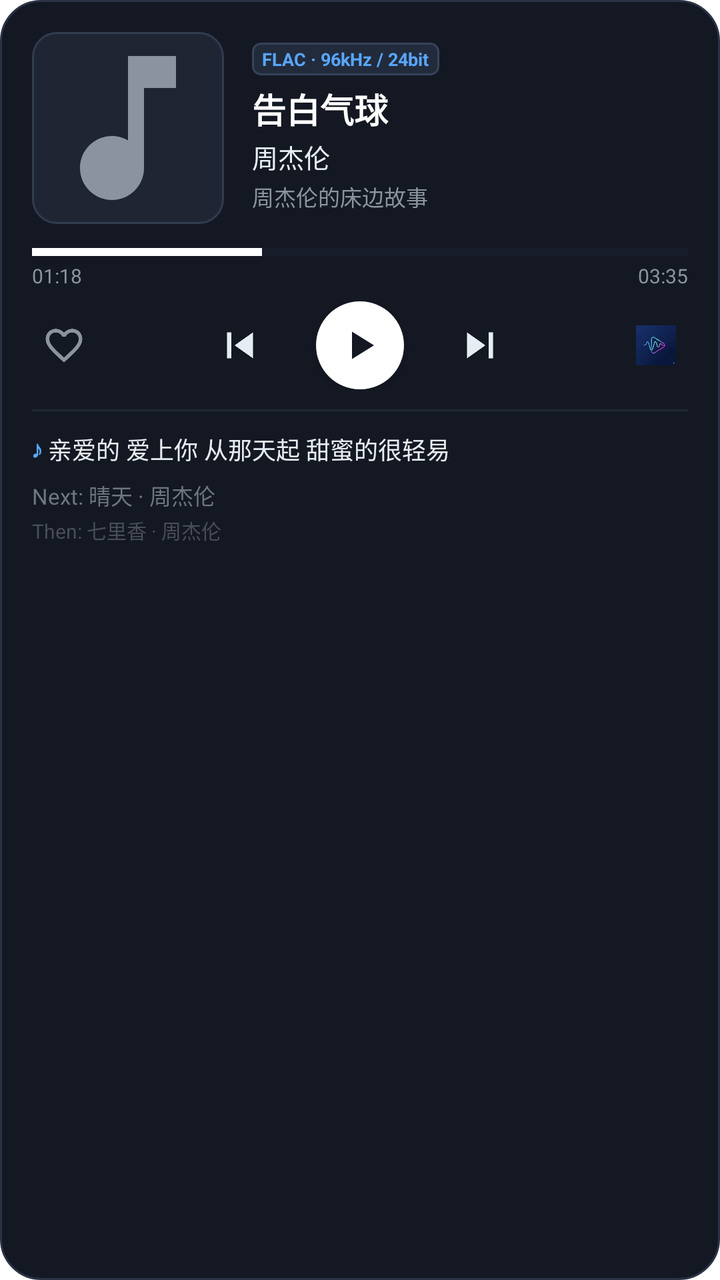
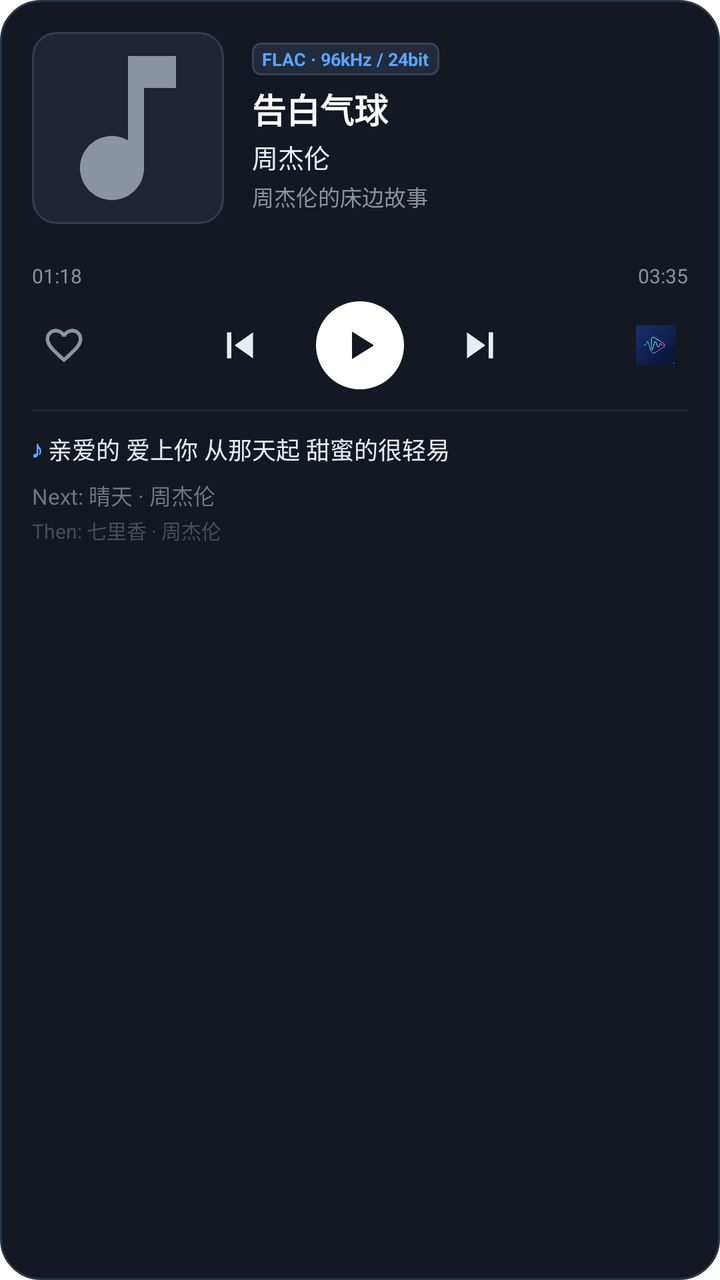

Two renders of the same Android screen: before a commit and after it. Below are the layout's source before the change and the commit's diff.
<!-- AndroidManifest.xml: fallback theme Theme.MaterialComponents.DayNight.NoActionBar -->
<!-- res/layout/widget_large.xml -->
<?xml version="1.0" encoding="utf-8"?>
<LinearLayout xmlns:android="http://schemas.android.com/apk/res/android"
    android:id="@+id/widget_large_root"
    android:layout_width="match_parent"
    android:layout_height="match_parent"
    android:background="@drawable/widget_background"
    android:orientation="vertical"
    android:padding="16dp">

    
    <LinearLayout
        android:layout_width="match_parent"
        android:layout_height="wrap_content"
        android:gravity="center_vertical"
        android:orientation="horizontal">

        
        <ImageView
            android:id="@+id/widget_large_artwork"
            android:layout_width="96dp"
            android:layout_height="96dp"
            android:background="@drawable/widget_cover_rounded"
            android:contentDescription="@string/app_name"
            android:scaleType="centerCrop"
            android:src="@drawable/ic_widget_music_note" />

        
        <LinearLayout
            android:layout_width="0dp"
            android:layout_height="wrap_content"
            android:layout_marginStart="14dp"
            android:layout_weight="1"
            android:orientation="vertical">

            
            <TextView
                android:id="@+id/widget_large_format"
                android:layout_width="wrap_content"
                android:layout_height="wrap_content"
                android:background="@drawable/widget_badge_background"
                android:paddingStart="5dp"
                android:paddingTop="2dp"
                android:paddingEnd="5dp"
                android:paddingBottom="2dp"
                android:text="FLAC · 96kHz / 24bit"
                android:textColor="#58A6FF"
                android:textSize="9sp"
                android:textStyle="bold" />

            
            <TextView
                android:id="@+id/widget_large_title"
                android:layout_width="match_parent"
                android:layout_height="wrap_content"
                android:layout_marginTop="4dp"
                android:ellipsize="end"
                android:maxLines="1"
                android:text="告白气球"
                android:textColor="#FFFFFF"
                android:textSize="17sp"
                android:textStyle="bold" />

            
            <TextView
                android:id="@+id/widget_large_artist"
                android:layout_width="match_parent"
                android:layout_height="wrap_content"
                android:layout_marginTop="2dp"
                android:ellipsize="end"
                android:maxLines="1"
                android:text="周杰伦"
                android:textColor="#E6EDF3"
                android:textSize="13sp" />

            
            <TextView
                android:id="@+id/widget_large_album"
                android:layout_width="match_parent"
                android:layout_height="wrap_content"
                android:layout_marginTop="2dp"
                android:ellipsize="end"
                android:maxLines="1"
                android:text="周杰伦的床边故事"
                android:textColor="#8B949E"
                android:textSize="11sp" />
        </LinearLayout>
    </LinearLayout>

    
    <LinearLayout
        android:layout_width="match_parent"
        android:layout_height="wrap_content"
        android:layout_marginTop="12dp"
        android:orientation="vertical">

        <ProgressBar
            android:id="@+id/widget_large_progress"
            style="?android:attr/progressBarStyleHorizontal"
            android:layout_width="match_parent"
            android:layout_height="4dp"
            android:max="1000"
            android:progress="350"
            android:progressBackgroundTint="#262E3E"
            android:progressTint="#FFFFFF" />

        <LinearLayout
            android:layout_width="match_parent"
            android:layout_height="wrap_content"
            android:layout_marginTop="3dp"
            android:orientation="horizontal">

            <TextView
                android:id="@+id/widget_large_time_position"
                android:layout_width="wrap_content"
                android:layout_height="wrap_content"
                android:text="01:18"
                android:textColor="#8B949E"
                android:textSize="10sp" />

            <View
                android:layout_width="0dp"
                android:layout_height="1dp"
                android:layout_weight="1" />

            <TextView
                android:id="@+id/widget_large_time_duration"
                android:layout_width="wrap_content"
                android:layout_height="wrap_content"
                android:text="03:35"
                android:textColor="#8B949E"
                android:textSize="10sp" />
        </LinearLayout>
    </LinearLayout>

    
    <LinearLayout
        android:layout_width="match_parent"
        android:layout_height="wrap_content"
        android:layout_marginTop="6dp"
        android:gravity="center"
        android:orientation="horizontal">

        <ImageView
            android:id="@+id/widget_large_favorite"
            android:layout_width="32dp"
            android:layout_height="32dp"
            android:background="?android:attr/selectableItemBackgroundBorderless"
            android:clickable="true"
            android:contentDescription="@string/app_name"
            android:focusable="true"
            android:padding="5dp"
            android:src="@drawable/ic_favorite_border"
            android:tint="#8B949E" />

        <View
            android:layout_width="0dp"
            android:layout_height="1dp"
            android:layout_weight="1" />

        <ImageView
            android:id="@+id/widget_large_prev"
            android:layout_width="36dp"
            android:layout_height="36dp"
            android:background="?android:attr/selectableItemBackgroundBorderless"
            android:clickable="true"
            android:contentDescription="@string/app_name"
            android:focusable="true"
            android:padding="5dp"
            android:src="@drawable/ic_widget_skip_prev" />

        <ImageView
            android:id="@+id/widget_large_play_pause"
            android:layout_width="44dp"
            android:layout_height="44dp"
            android:layout_marginStart="20dp"
            android:layout_marginEnd="20dp"
            android:background="@drawable/widget_button_circle"
            android:clickable="true"
            android:contentDescription="@string/app_name"
            android:elevation="3dp"
            android:focusable="true"
            android:padding="10dp"
            android:src="@drawable/ic_widget_play"
            android:tint="#141822" />

        <ImageView
            android:id="@+id/widget_large_next"
            android:layout_width="36dp"
            android:layout_height="36dp"
            android:background="?android:attr/selectableItemBackgroundBorderless"
            android:clickable="true"
            android:contentDescription="@string/app_name"
            android:focusable="true"
            android:padding="5dp"
            android:src="@drawable/ic_widget_skip_next" />

        <View
            android:layout_width="0dp"
            android:layout_height="1dp"
            android:layout_weight="1" />

        <ImageView
            android:id="@+id/widget_large_app_icon"
            android:layout_width="32dp"
            android:layout_height="32dp"
            android:background="?android:attr/selectableItemBackgroundBorderless"
            android:contentDescription="@string/app_name"
            android:padding="6dp"
            android:src="@mipmap/ic_launcher" />
    </LinearLayout>

    <View
        android:layout_width="match_parent"
        android:layout_height="1dp"
        android:layout_marginTop="10dp"
        android:layout_marginBottom="10dp"
        android:background="#202636" />

    
    <LinearLayout
        android:id="@+id/widget_large_lyric_container"
        android:layout_width="match_parent"
        android:layout_height="wrap_content"
        android:gravity="center_vertical"
        android:orientation="horizontal">

        <TextView
            android:layout_width="wrap_content"
            android:layout_height="wrap_content"
            android:text="♪ "
            android:textColor="#58A6FF"
            android:textSize="12sp"
            android:textStyle="bold" />

        <TextView
            android:id="@+id/widget_large_current_lyric"
            android:layout_width="match_parent"
            android:layout_height="wrap_content"
            android:ellipsize="end"
            android:maxLines="1"
            android:text="亲爱的 爱上你 从那天起 甜蜜的很轻易"
            android:textColor="#E6EDF3"
            android:textSize="12sp" />
    </LinearLayout>

    
    <LinearLayout
        android:id="@+id/widget_large_queue_container"
        android:layout_width="match_parent"
        android:layout_height="wrap_content"
        android:layout_marginTop="6dp"
        android:orientation="vertical">

        <TextView
            android:id="@+id/widget_large_queue_next1"
            android:layout_width="match_parent"
            android:layout_height="wrap_content"
            android:ellipsize="end"
            android:maxLines="1"
            android:text="Next: 晴天 · 周杰伦"
            android:textColor="#6E7681"
            android:textSize="11sp" />

        <TextView
            android:id="@+id/widget_large_queue_next2"
            android:layout_width="match_parent"
            android:layout_height="wrap_content"
            android:layout_marginTop="2dp"
            android:ellipsize="end"
            android:maxLines="1"
            android:text="Then: 七里香 · 周杰伦"
            android:textColor="#484F58"
            android:textSize="10sp" />
    </LinearLayout>

</LinearLayout>
<!-- resources referenced by this layout -->
<resources>
  <!-- drawable ic_favorite_border (drawable) -->
  <vector xmlns:android="http://schemas.android.com/apk/res/android" android:width="24dp" android:height="24dp" android:viewportWidth="24" android:viewportHeight="24">
      <path android:fillColor="@android:color/white" android:pathData="M16.5 3c-1.74 0-3.41.81-4.5 2.09C10.91 3.81 9.24 3 7.5 3 4.42 3 2 5.42 2 8.5c0 3.78 3.4 6.86 8.55 11.54L12 21.35l1.45-1.32C18.6 15.36 22 12.28 22 8.5 22 5.42 19.58 3 16.5 3zm-4.4 15.55l-.1.1-.1-.1C7.14 14.24 4 11.39 4 8.5 4 6.5 5.5 5 7.5 5c1.54 0 3.04.99 3.57 2.36h1.87C13.46 5.99 14.96 5 16.5 5c2 0 3.5 1.5 3.5 3.5 0 2.89-3.14 5.74-7.9 10.05z" />
  </vector>
  <!-- drawable ic_widget_play (drawable) -->
  <vector xmlns:android="http://schemas.android.com/apk/res/android"
      android:width="24dp"
      android:height="24dp"
      android:viewportWidth="24"
      android:viewportHeight="24">
      <path
          android:fillColor="#FFFFFF"
          android:pathData="M8,5.14v13.72L19,12L8,5.14z" />
  </vector>
  <!-- drawable ic_widget_skip_next (drawable) -->
  <vector xmlns:android="http://schemas.android.com/apk/res/android"
      android:width="24dp"
      android:height="24dp"
      android:viewportWidth="24"
      android:viewportHeight="24">
      <path
          android:fillColor="#E6EDF3"
          android:pathData="M6,18l8.5,-6L6,6v12zM16,6v12h2V6h-2z" />
  </vector>
  <!-- drawable ic_widget_skip_prev (drawable) -->
  <vector xmlns:android="http://schemas.android.com/apk/res/android"
      android:width="24dp"
      android:height="24dp"
      android:viewportWidth="24"
      android:viewportHeight="24">
      <path
          android:fillColor="#E6EDF3"
          android:pathData="M6,6h2v12H6V6zm3.5,6l8.5,6V6l-8.5,6z" />
  </vector>
  <!-- drawable widget_background (drawable) -->
  <?xml version="1.0" encoding="utf-8"?>
  <shape xmlns:android="http://schemas.android.com/apk/res/android"
      android:shape="rectangle">
      <solid android:color="#141822" />
      <stroke
          android:width="1dp"
          android:color="#2A3245" />
      <corners android:radius="20dp" />
  </shape>
  <!-- drawable widget_badge_background (drawable) -->
  <?xml version="1.0" encoding="utf-8"?>
  <shape xmlns:android="http://schemas.android.com/apk/res/android"
      android:shape="rectangle">
      <solid android:color="#222B3B" />
      <stroke
          android:width="1dp"
          android:color="#36435A" />
      <corners android:radius="4dp" />
  </shape>
  <!-- drawable widget_button_circle (drawable) -->
  <?xml version="1.0" encoding="utf-8"?>
  <shape xmlns:android="http://schemas.android.com/apk/res/android"
      android:shape="oval">
      <solid android:color="#FFFFFF" />
  </shape>
  <!-- drawable widget_cover_rounded (drawable) -->
  <?xml version="1.0" encoding="utf-8"?>
  <shape xmlns:android="http://schemas.android.com/apk/res/android"
      android:shape="rectangle">
      <solid android:color="#1F2533" />
      <stroke
          android:width="1dp"
          android:color="#323C50" />
      <corners android:radius="12dp" />
  </shape>
  <string name="app_name">OmniTune</string>
  <!-- unchanged entries left out for length: 2 -->
</resources>

<!-- the commit's change to res/layout/widget_large.xml (unified diff, before → after) -->
@@ -95,13 +95,12 @@
 
         <ProgressBar
             android:id="@+id/widget_large_progress"
-            style="?android:attr/progressBarStyleHorizontal"
             android:layout_width="match_parent"
             android:layout_height="4dp"
+            android:indeterminate="false"
             android:max="1000"
             android:progress="350"
-            android:progressBackgroundTint="#262E3E"
-            android:progressTint="#FFFFFF" />
+            android:progressDrawable="@drawable/widget_progress_bar" />
 
         <LinearLayout
             android:layout_width="match_parent"
@@ -117,7 +116,7 @@
                 android:textColor="#8B949E"
                 android:textSize="10sp" />
 
-            <View
+            <FrameLayout
                 android:layout_width="0dp"
                 android:layout_height="1dp"
                 android:layout_weight="1" />
@@ -137,22 +136,20 @@
         android:layout_width="match_parent"
         android:layout_height="wrap_content"
         android:layout_marginTop="6dp"
-        android:gravity="center"
+        android:gravity="center_vertical"
         android:orientation="horizontal">
 
         <ImageView
             android:id="@+id/widget_large_favorite"
             android:layout_width="32dp"
             android:layout_height="32dp"
-            android:background="?android:attr/selectableItemBackgroundBorderless"
             android:clickable="true"
             android:contentDescription="@string/app_name"
             android:focusable="true"
             android:padding="5dp"
-            android:src="@drawable/ic_favorite_border"
-            android:tint="#8B949E" />
-
-        <View
+            android:src="@drawable/ic_widget_favorite_inactive" />
+
+        <FrameLayout
             android:layout_width="0dp"
             android:layout_height="1dp"
             android:layout_weight="1" />
@@ -161,7 +158,6 @@
             android:id="@+id/widget_large_prev"
             android:layout_width="36dp"
             android:layout_height="36dp"
-            android:background="?android:attr/selectableItemBackgroundBorderless"
             android:clickable="true"
             android:contentDescription="@string/app_name"
             android:focusable="true"
@@ -177,24 +173,21 @@
             android:background="@drawable/widget_button_circle"
             android:clickable="true"
             android:contentDescription="@string/app_name"
-            android:elevation="3dp"
             android:focusable="true"
             android:padding="10dp"
-            android:src="@drawable/ic_widget_play"
-            android:tint="#141822" />
+            android:src="@drawable/ic_widget_play_dark" />
 
         <ImageView
             android:id="@+id/widget_large_next"
             android:layout_width="36dp"
             android:layout_height="36dp"
-            android:background="?android:attr/selectableItemBackgroundBorderless"
             android:clickable="true"
             android:contentDescription="@string/app_name"
             android:focusable="true"
             android:padding="5dp"
             android:src="@drawable/ic_widget_skip_next" />
 
-        <View
+        <FrameLayout
             android:layout_width="0dp"
             android:layout_height="1dp"
             android:layout_weight="1" />
@@ -203,13 +196,13 @@
             android:id="@+id/widget_large_app_icon"
             android:layout_width="32dp"
             android:layout_height="32dp"
-            android:background="?android:attr/selectableItemBackgroundBorderless"
             android:contentDescription="@string/app_name"
             android:padding="6dp"
             android:src="@mipmap/ic_launcher" />
     </LinearLayout>
 
-    <View
+    
+    <FrameLayout
         android:layout_width="match_parent"
         android:layout_height="1dp"
         android:layout_marginTop="10dp"
<!-- resource entries referenced after the edit -->
@@ -1,17 +1,23 @@
 <!-- resources referenced by this layout -->
 <resources>
-  <!-- drawable ic_favorite_border (drawable) -->
-  <vector xmlns:android="http://schemas.android.com/apk/res/android" android:width="24dp" android:height="24dp" android:viewportWidth="24" android:viewportHeight="24">
-      <path android:fillColor="@android:color/white" android:pathData="M16.5 3c-1.74 0-3.41.81-4.5 2.09C10.91 3.81 9.24 3 7.5 3 4.42 3 2 5.42 2 8.5c0 3.78 3.4 6.86 8.55 11.54L12 21.35l1.45-1.32C18.6 15.36 22 12.28 22 8.5 22 5.42 19.58 3 16.5 3zm-4.4 15.55l-.1.1-.1-.1C7.14 14.24 4 11.39 4 8.5 4 6.5 5.5 5 7.5 5c1.54 0 3.04.99 3.57 2.36h1.87C13.46 5.99 14.96 5 16.5 5c2 0 3.5 1.5 3.5 3.5 0 2.89-3.14 5.74-7.9 10.05z" />
-  </vector>
-  <!-- drawable ic_widget_play (drawable) -->
+  <!-- drawable ic_widget_favorite_inactive (drawable) -->
   <vector xmlns:android="http://schemas.android.com/apk/res/android"
       android:width="24dp"
       android:height="24dp"
       android:viewportWidth="24"
       android:viewportHeight="24">
       <path
-          android:fillColor="#FFFFFF"
+          android:fillColor="#8B949E"
+          android:pathData="M16.5,3c-1.74,0 -3.41,0.81 -4.5,2.09C10.91,3.81 9.24,3 7.5,3 4.42,3 2,5.42 2,8.5c0,3.78 3.4,6.86 8.55,11.54L12,21.35l1.45,-1.32C18.6,15.36 22,12.28 22,8.5 22,5.42 19.58,3 16.5,3zm-4.4,15.55l-0.1,0.1 -0.1,-0.1C7.14,14.24 4,11.39 4,8.5 4,6.5 5.5,5 7.5,5c1.54,0 3.04,0.99 3.57,2.36h1.87C13.46,5.99 14.96,5 16.5,5c2,0 3.5,1.5 3.5,3.5 0,2.89 -3.14,5.74 -7.9,10.05z" />
+  </vector>
+  <!-- drawable ic_widget_play_dark (drawable) -->
+  <vector xmlns:android="http://schemas.android.com/apk/res/android"
+      android:width="24dp"
+      android:height="24dp"
+      android:viewportWidth="24"
+      android:viewportHeight="24">
+      <path
+          android:fillColor="#141822"
           android:pathData="M8,5.14v13.72L19,12L8,5.14z" />
   </vector>
   <!-- drawable ic_widget_skip_next (drawable) -->
@@ -70,6 +76,24 @@
           android:color="#323C50" />
       <corners android:radius="12dp" />
   </shape>
+  <!-- drawable widget_progress_bar (drawable) -->
+  <?xml version="1.0" encoding="utf-8"?>
+  <layer-list xmlns:android="http://schemas.android.com/apk/res/android">
+      <item android:id="@android:id/background">
+          <shape android:shape="rectangle">
+              <corners android:radius="2dp" />
+              <solid android:color="#262E3E" />
+          </shape>
+      </item>
+      <item android:id="@android:id/progress">
+          <clip>
+              <shape android:shape="rectangle">
+                  <corners android:radius="2dp" />
+                  <solid android:color="#FFFFFF" />
+              </shape>
+          </clip>
+      </item>
+  </layer-list>
   <string name="app_name">OmniTune</string>
   <!-- unchanged entries left out for length: 2 -->
 </resources>
